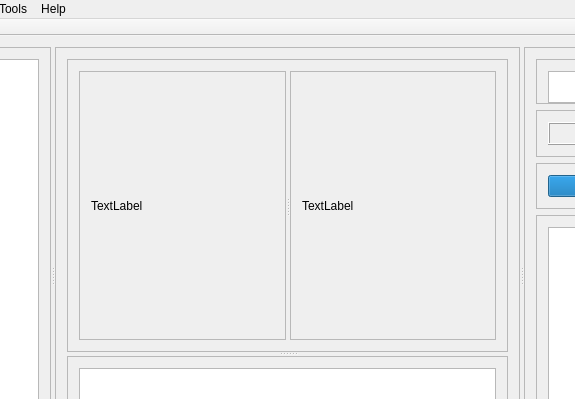
Qt form mviewer.ui (matrixsmaster/MILLA) before a commit; both pictures show x 121 to 696 and y 0 to 399 of the 831 by 535 pixel window.
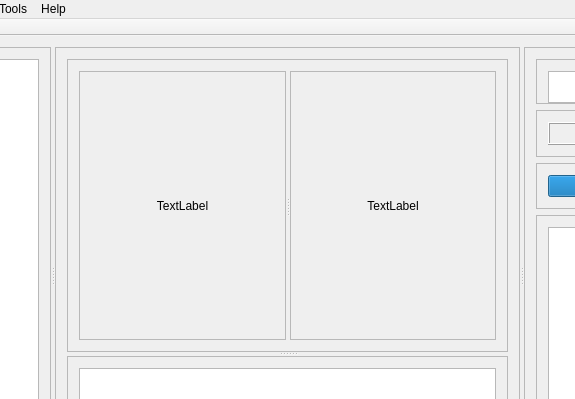
The same form after that commit.

Diff of the .ui file:
```diff
--- a/mviewer.ui
+++ b/mviewer.ui
@@ -127,8 +127,8 @@
                  <rect>
                   <x>0</x>
                   <y>0</y>
-                  <width>246</width>
-                  <height>360</height>
+                  <width>213</width>
+                  <height>275</height>
                  </rect>
                 </property>
                 <layout class="QHBoxLayout" name="horizontalLayout_11">
@@ -137,6 +137,9 @@
                    <property name="text">
                     <string>TextLabel</string>
                    </property>
+                   <property name="alignment">
+                    <set>Qt::AlignCenter</set>
+                   </property>
                   </widget>
                  </item>
                 </layout>
@@ -151,8 +154,8 @@
                  <rect>
                   <x>0</x>
                   <y>0</y>
-                  <width>246</width>
-                  <height>360</height>
+                  <width>212</width>
+                  <height>275</height>
                  </rect>
                 </property>
                 <layout class="QHBoxLayout" name="horizontalLayout_12">
@@ -161,6 +164,9 @@
                    <property name="text">
                     <string>TextLabel</string>
                    </property>
+                   <property name="alignment">
+                    <set>Qt::AlignCenter</set>
+                   </property>
                   </widget>
                  </item>
                 </layout>
```
Left out of the diff: 23 changed lines with no effect on the pictures.
